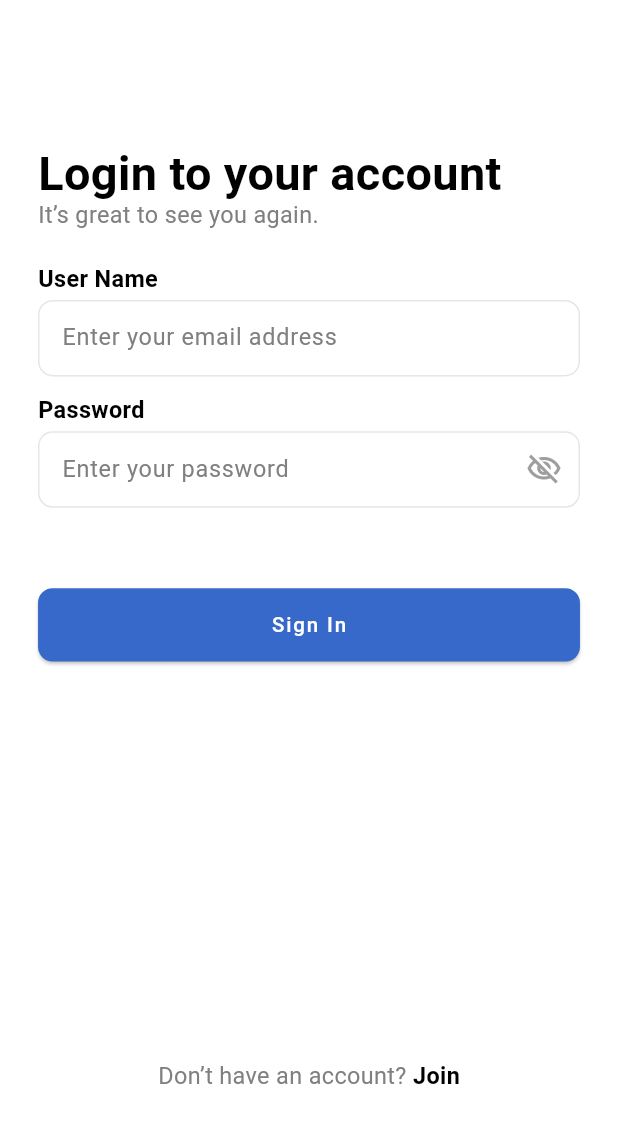
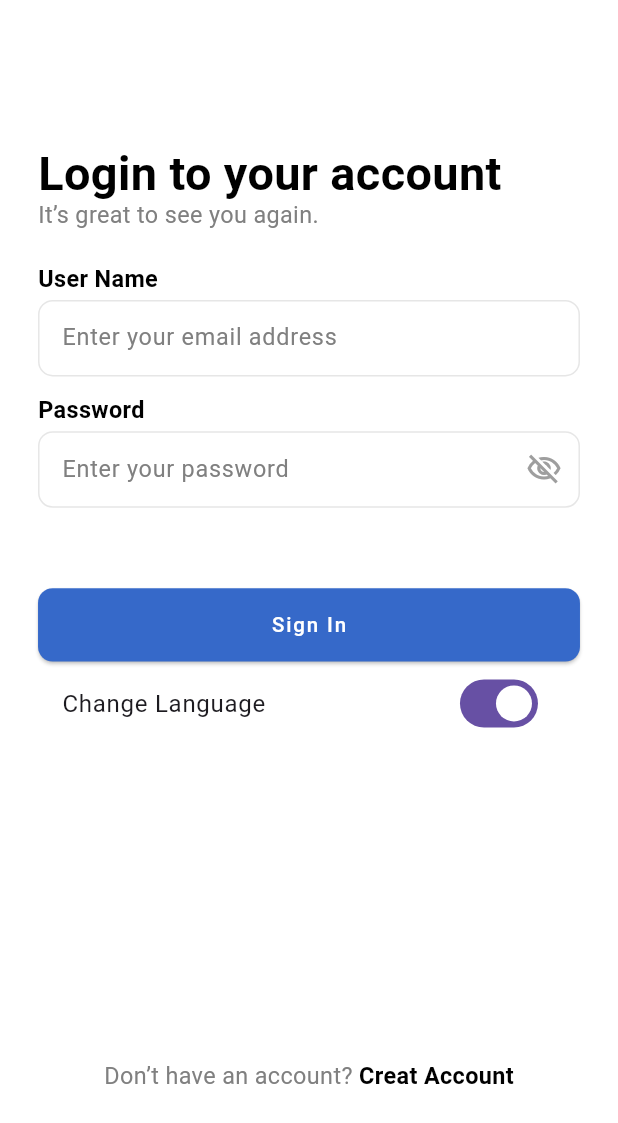
Before and after one commit to Salmakareem18/men_store, a Flutter app: the screen it shows after launch, on a phone screen of 412 x 824 dp. Shown: the top 1123 px of the screen. Run offline on Flutter 3.47's test engine with Material 3 defaults, Android fonts, the phone set to English and light mode, and no system bars; our stand-ins replace awesome_snackbar_content, bloc, dio, easy_localization, flutter_bloc, flutter_screenutil and 4 more.

Commit message:
add .tr to text

```diff
--- a/lib/screens/auth/login/login_screen.dart
+++ b/lib/screens/auth/login/login_screen.dart
@@ -6,6 +6,7 @@ import 'package:app_store/core/helpers/snackBar.dart';
 import 'package:app_store/screens/auth/login/cubit/login_cubit.dart';
 import 'package:app_store/screens/button_nav/homenav.dart';
 import 'package:awesome_snackbar_content/awesome_snackbar_content.dart';
+import 'package:easy_localization/easy_localization.dart';
 import 'package:flutter/material.dart';
 import 'package:flutter_bloc/flutter_bloc.dart';
 import 'package:flutter_screenutil/flutter_screenutil.dart';
@@ -13,7 +14,6 @@ import 'package:flutter_screenutil/flutter_screenutil.dart';
 class LoginScreen extends StatelessWidget {
   const LoginScreen({super.key});
 
-  @override
   @override
   Widget build(BuildContext context) {
     return BlocProvider(
@@ -53,35 +53,36 @@ class LoginScreen extends StatelessWidget {
               child: Column(
                 crossAxisAlignment: CrossAxisAlignment.stretch,
                 children: [
-                  Text("Login to your account",
-                      style: AppStyles.kAppStyle32black),
-                  Text("It’s great to see you again.",
-                      style: AppStyles.kAppStyle16gray),
+                  Text("LoginToYourAccount", style: AppStyles.kAppStyle32black)
+                      .tr(),
+                  Text("Welcom", style: AppStyles.kAppStyle16gray).tr(),
                   SizedBox(
                     height: 25.h,
                   ),
-                  Text("User Name",
-                      style:
-                          AppStyles.kAppStyle32black.copyWith(fontSize: 16.sp)),
+                  Text("UserName",
+                          style: AppStyles.kAppStyle32black
+                              .copyWith(fontSize: 16.sp))
+                      .tr(),
                   SizedBox(
                     height: 5.h,
                   ),
                   AppField(
-                    hintText: "Enter your email address",
+                    hintText: "YourName".tr(),
                     showIcon: false,
                     controller: cubit.namecontroller,
                   ),
                   SizedBox(
                     height: 14.h,
                   ),
-                  Text("Password",
-                      style:
-                          AppStyles.kAppStyle32black.copyWith(fontSize: 16.sp)),
+                  Text("Password".tr(),
+                          style: AppStyles.kAppStyle32black
+                              .copyWith(fontSize: 16.sp))
+                      .tr(),
                   SizedBox(
                     height: 5.h,
                   ),
                   AppField(
-                    hintText: "Enter your password",
+                    hintText: "yourpassword".tr(),
                     controller: cubit.passwordcontroller,
                     obscureText: cubit.obscureText,
                     showIcon: true,
@@ -99,22 +100,29 @@ class LoginScreen extends StatelessWidget {
                     height: 55.h,
                   ),
                   AppElevatedbutton(
-                    text: 'Sign In',
+                    text: "SignIn".tr(),
                     onPressed: () => cubit.login(),
                   ),
+                  SwitchListTile(
+                      title: Text("Change Language"),
+                      value: context.locale.languageCode == 'en',
+                      onChanged: (value) {
+                        context
+                            .setLocale((value ? Locale('en') : Locale('ar')));
+                      }),
                   Spacer(),
                   Row(
                     mainAxisAlignment: MainAxisAlignment.center,
                     children: [
                       Text(
-                        "Don’t have an account?",
+                        "Don’t have an account?".tr(),
                         style: AppStyles.kAppStyle16gray,
                       ),
-                      Text(" Join",
+                      Text(" Creat Account".tr(),
                           style: AppStyles.kAppStyle32black
                               .copyWith(fontSize: 16.sp))
                     ],
-                  )
+                  ),
                 ],
               ),
             );
```
